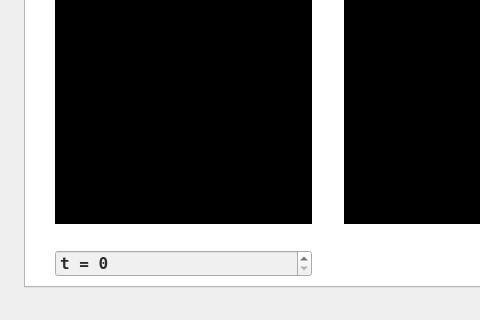
This is Digital_phantom.ui in habiba1997/MRI-Simulator as Qt 5 draws it before an edit; both pictures show x 0 to 480 and y 282 to 602 of the 1073 by 602 pixel window. The edited form follows.
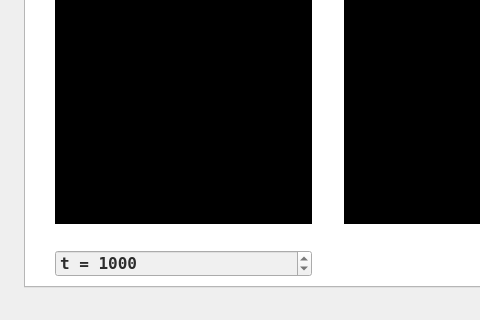
This is the edited form. The open tabs and pages were chosen to show the change. Icons and pictures are not drawn. Custom widgets are drawn as their Qt base class.

```diff
--- a/Digital_phantom.ui
+++ b/Digital_phantom.ui
@@ -411,6 +411,9 @@
         <property name="maximum">
          <number>2000</number>
         </property>
+        <property name="value">
+         <number>1000</number>
+        </property>
        </widget>
       </item>
      </layout>
```
Left out of the diff: 14 changed lines with no effect on the pictures.
